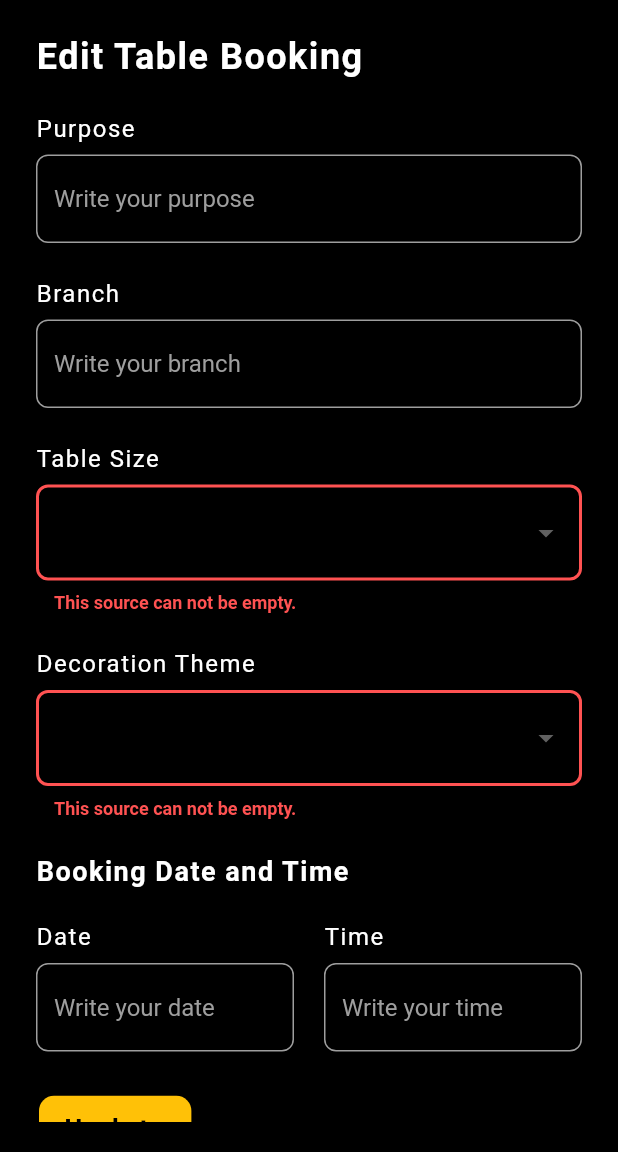
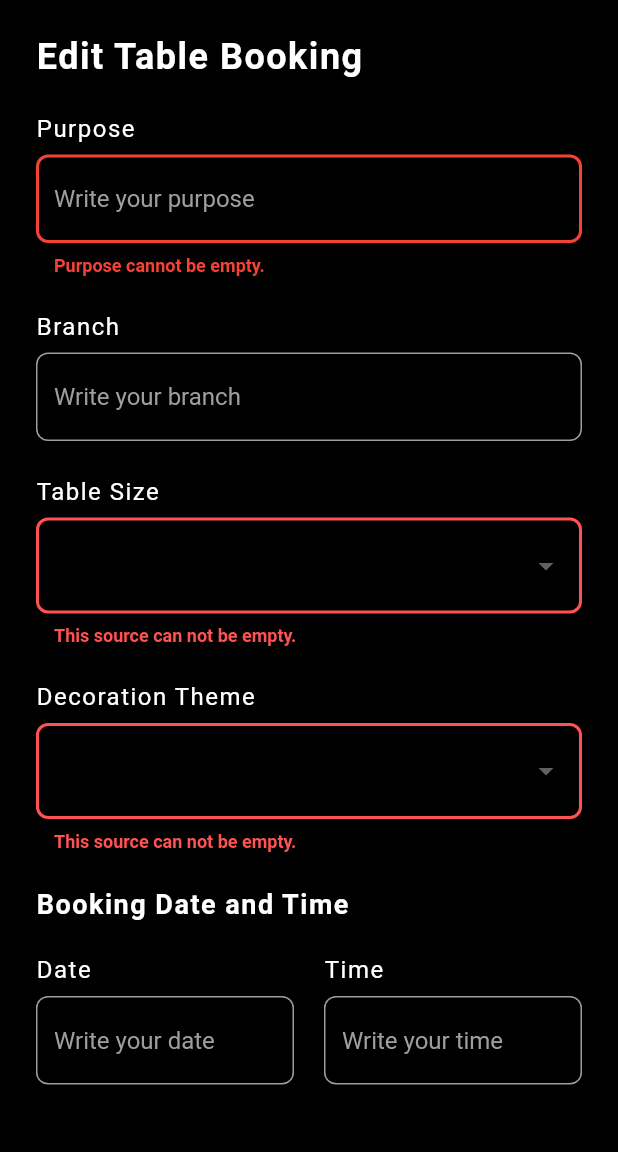
Before and after one commit to User-Experience-Design-SE3050-2021/se3050---uee-2021s2_reg_we_27, a Flutter app: the EditTableBookingScreen screen opened directly with empty values, after a tap on "Update", on a phone screen of 412 x 824 dp, the part 84-1236 px from its top. Run offline on Flutter 3.47's test engine with Material 2 defaults, Android fonts, the light colour scheme and no system bars; our stand-ins replace cloud_firestore, datetime_picker_formfield, firebase_core, fluttertoast; accounts and stored records are empty.

Commit message:
add a toast message for edit processes in editTableBookingForm.dart

```diff
--- a/machan_eats_application/lib/screens/tablebookingScreens/editTableBookingForm.dart
+++ b/machan_eats_application/lib/screens/tablebookingScreens/editTableBookingForm.dart
@@ -1,4 +1,4 @@
-// import 'package:fluttertoast/fluttertoast.dart';
+import 'package:fluttertoast/fluttertoast.dart';
 import 'package:machan_eats_application/databases/tableBookingDB/tableBookingDatabase.dart';
 import 'package:machan_eats_application/validators/validator.dart';
 import 'package:flutter/material.dart';
@@ -115,9 +115,9 @@ class _EditTableBookingFormState extends State<EditTableBookingForm> {
                       keyboardType: TextInputType.text,
                       inputAction: TextInputAction.next,
                       validator: (value) {
-                        Validator.validateField(
-                            value: value
-                        );
+                        if(value.isEmpty){
+                          return 'Purpose cannot be empty.';
+                        }
                         updatePurpose = value;
                       },
                       label: 'Purpose',
@@ -464,12 +464,12 @@ class _EditTableBookingFormState extends State<EditTableBookingForm> {
                         _isProcessing = false;
                       });
 
-                      // Fluttertoast.showToast(       //Toast Message
-                      //   msg: "Table Booking Details Updated Successfully",
-                      //   fontSize:16,
-                      //   backgroundColor: Colors.lightGreenAccent,
-                      //   textColor: Colors.black,
-                      // );
+                      Fluttertoast.showToast(       //Toast Message
+                        msg: "Table Booking Details Updated Successfully",
+                        fontSize:16,
+                        backgroundColor: Colors.lightGreenAccent,
+                        textColor: Colors.black,
+                      );
 
                       Navigator.of(context).pop();
                     }
```
